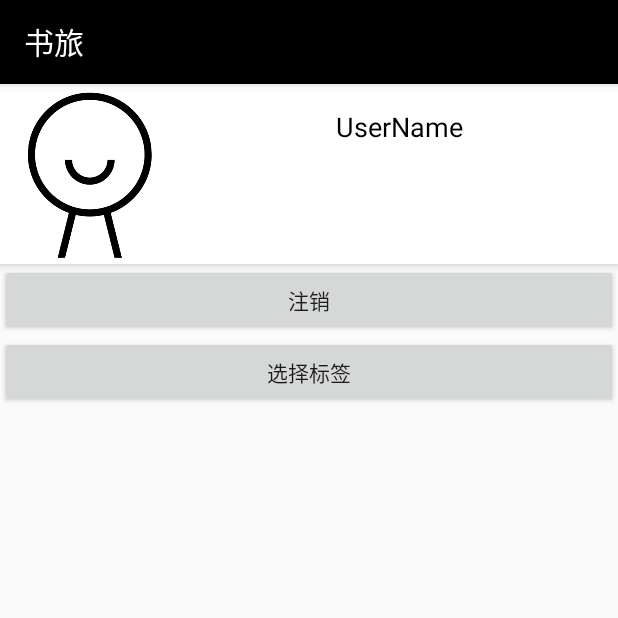
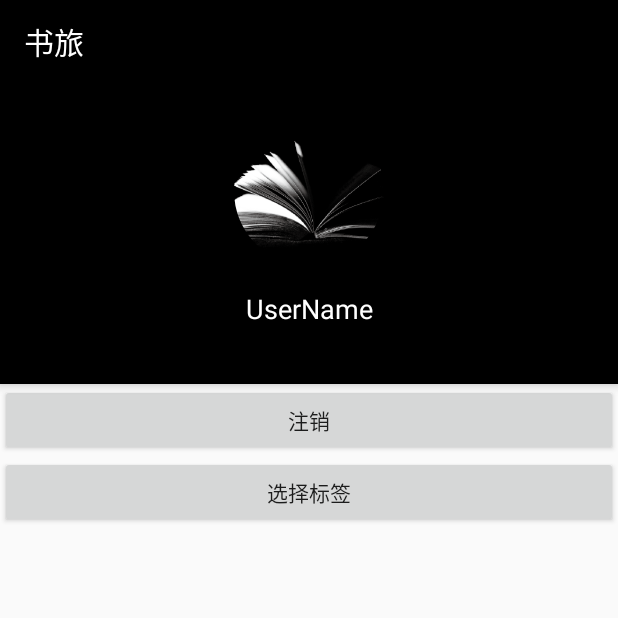
Before and after one commit to Odinaris/BookTravel, an Android app: the fragment UserFragment shown on its own in the app's theme, on a phone screen of 412 x 824 dp, the top half of it. Run offline under Robolectric (Android 15) with nearby library versions, the phone set to English and light mode, and no system bars; libraries missing offline, so code that uses them is left out: cn.bmob.v3.

Commit message:
打磨代码

```diff
--- a/app/src/main/java/cn/odinaris/booktravel/bean/BookCategory.kt
+++ b/app/src/main/java/cn/odinaris/booktravel/bean/BookCategory.kt
@@ -8,6 +8,7 @@ class BookCategory: BmobObject(){
     var parentCategory = ""
     var followNum = 0
     var bookNum = 0
-    var followedUsers: BmobRelation = BmobRelation()//关注当前分类的用户索引信息
+    var followedUsers = BmobRelation()//关注当前分类的用户索引信息
     var categoriyUrl = ""//分类图片Url
+    //var bookList = BmobRelation()//当前分类所有书目索引
 }
--- a/app/src/main/java/cn/odinaris/booktravel/category/CategoryListAdapter.kt
+++ b/app/src/main/java/cn/odinaris/booktravel/category/CategoryListAdapter.kt
@@ -10,6 +10,7 @@ import android.widget.*
 import cn.odinaris.booktravel.R
 import android.support.v4.content.ContextCompat.startActivity
 import cn.odinaris.booktravel.bean.BookCategory
+import com.bumptech.glide.Glide
 
 class CategoryListAdapter(var categoryList:ArrayList<BookCategory>, val context:Context)
     : RecyclerView.Adapter<CategoryListAdapter.ViewHolder>(){
@@ -23,6 +24,7 @@ class CategoryListAdapter(var categoryList:ArrayList<BookCategory>, val context:
             intent.putExtra("category",categoryList[position].name)
             startActivity(context,intent,null)
         }
+        Glide.with(context).load(categoryList[position].categoriyUrl).into(holder.thumbnail)
     }
 
     override fun getItemCount(): Int { return categoryList.size }
@@ -38,5 +40,6 @@ class CategoryListAdapter(var categoryList:ArrayList<BookCategory>, val context:
         var name = itemView.findViewById(R.id.tv_category_detail_name) as TextView
         var followNum = itemView.findViewById(R.id.tv_followNum) as TextView
         var bookNum = itemView.findViewById(R.id.tv_bookNum) as TextView
+        var thumbnail = itemView.findViewById(R.id.iv_category_thumbnail) as ImageView
     }
 }
--- a/app/src/main/java/cn/odinaris/booktravel/login/LoginFragment.kt
+++ b/app/src/main/java/cn/odinaris/booktravel/login/LoginFragment.kt
@@ -40,13 +40,11 @@ class LoginFragment(val type:String): Fragment() {
                     userInfo.login(object:SaveListener<UserInfo>(){
                         override fun done(user: UserInfo?, e: BmobException?) {
                             if(e == null){
-//                                val dialog = AlertDialog.Builder(context)
-//                                dialog.setMessage("登陆成功!").setPositiveButton("好的",null).show()
                                 Snackbar.make(ll_container,"登陆成功!",Snackbar.LENGTH_SHORT)
                                         .addCallback(object: Snackbar.Callback() {
                                             override fun onDismissed(transientBottomBar: Snackbar?, event: Int) {
                                                 super.onDismissed(transientBottomBar, event)
-                                                startActivity(Intent(activity,PickActivity::class.java))
+                                                startActivity(Intent(activity,MainActivity::class.java))
                                             }
                                         }).show()
                             }else{
--- a/app/src/main/java/cn/odinaris/booktravel/utils/PickActivity.kt
+++ b/app/src/main/java/cn/odinaris/booktravel/utils/PickActivity.kt
@@ -5,7 +5,6 @@ import android.support.v7.app.AppCompatActivity
 import android.os.Bundle
 import android.view.View
 import android.view.Window
-import android.widget.Toast
 import cn.bmob.v3.BmobQuery
 import cn.bmob.v3.BmobUser
 import cn.bmob.v3.exception.BmobException
--- /dev/null
+++ b/app/src/main/java/cn/odinaris/booktravel/view/RoundImageView.kt
@@ -0,0 +1,55 @@
+package cn.odinaris.booktravel.view
+
+import android.content.Context
+import android.graphics.Canvas
+import android.graphics.Color
+import android.graphics.Paint
+import android.graphics.PorterDuff
+import android.graphics.PorterDuffXfermode
+import android.graphics.RectF
+import android.util.AttributeSet
+import android.widget.ImageView
+
+class RoundImageView : ImageView {
+    constructor(context: Context, attrs: AttributeSet) : super(context, attrs) { init() }
+
+    constructor(context: Context) : super(context) { init() }
+
+    private val roundRect = RectF()
+    private var rect_adius = 90f
+    private val maskPaint = Paint()
+    private val zonePaint = Paint()
+
+    private fun init() {
+        maskPaint.isAntiAlias = true
+        maskPaint.xfermode = PorterDuffXfermode(PorterDuff.Mode.SRC_IN)
+        maskPaint.isFilterBitmap = true
+        zonePaint.isAntiAlias = true
+        zonePaint.color = Color.WHITE
+        zonePaint.isFilterBitmap = true
+        val density = resources.displayMetrics.density
+        rect_adius *= density
+    }
+
+    fun setRectAdius(adius: Float) {
+        rect_adius = adius
+        invalidate()
+    }
+
+    override fun onLayout(changed: Boolean, left: Int, top: Int, right: Int,
+                          bottom: Int) {
+        super.onLayout(changed, left, top, right, bottom)
+        val w = width
+        val h = height
+        roundRect.set(0f, 0f, w.toFloat(), h.toFloat())
+    }
+
+    override fun draw(canvas: Canvas) {
+        canvas.saveLayer(roundRect, zonePaint, Canvas.ALL_SAVE_FLAG)
+        canvas.drawRoundRect(roundRect, rect_adius, rect_adius, zonePaint)
+        //
+        canvas.saveLayer(roundRect, maskPaint, Canvas.ALL_SAVE_FLAG)
+        super.draw(canvas)
+        canvas.restore()
+    }
+}
--- a/app/src/main/res/layout/frag_user.xml
+++ b/app/src/main/res/layout/frag_user.xml
@@ -1,6 +1,7 @@
 <?xml version="1.0" encoding="utf-8"?>
 <LinearLayout xmlns:android="http://schemas.android.com/apk/res/android"
     xmlns:app="http://schemas.android.com/apk/res-auto"
+    xmlns:leon="http://schemas.android.com/tools"
     android:orientation="vertical"
     android:layout_width="match_parent"
     android:layout_height="match_parent">
@@ -9,32 +10,36 @@
         android:layout_width="match_parent"
         android:layout_height="wrap_content"
         app:cardElevation="4sp"
-        app:cardCornerRadius="0sp">
+        app:cardCornerRadius="0sp"
+        app:cardBackgroundColor="#000">
 
         <LinearLayout
             android:layout_width="match_parent"
-            android:layout_height="120sp"
-            android:orientation="horizontal">
-            <ImageView
-                android:layout_width="120sp"
-                android:layout_height="120sp"
-                android:src="@drawable/ic_user"/>
+            android:layout_height="200sp"
+            android:orientation="vertical"
+            android:gravity="center">
+            <cn.odinaris.booktravel.view.RoundImageView
+                android:layout_width="100sp"
+                android:layout_height="100sp"
+                android:src="@drawable/ic_book"
+                android:scaleType="centerCrop"/>
             <LinearLayout
                 android:layout_width="match_parent"
-                android:layout_height="match_parent"
+                android:layout_height="wrap_content"
                 android:orientation="vertical">
                 <TextView
                     android:layout_width="match_parent"
                     android:layout_height="wrap_content"
                     android:text="UserName"
                     android:textSize="18sp"
-                    android:textColor="#000"
+                    android:textColor="#ffffff"
                     android:gravity="center"
                     android:layout_margin="16sp"/>
             </LinearLayout>
         </LinearLayout>
 
     </android.support.v7.widget.CardView>
+
 
     <Button
         android:id="@+id/btn_log_out"
```
Also changed, not shown: app/src/main/java/cn/odinaris/booktravel/view/SettingView.kt (added, +47 -0 lines), app/src/main/res/layout/frag_category.xml (+5 -5 lines), app/src/main/res/layout/item_category_detail.xml (+9 -4 lines), app/src/main/res/layout/item_setting.xml (added, +32 -0 lines).
